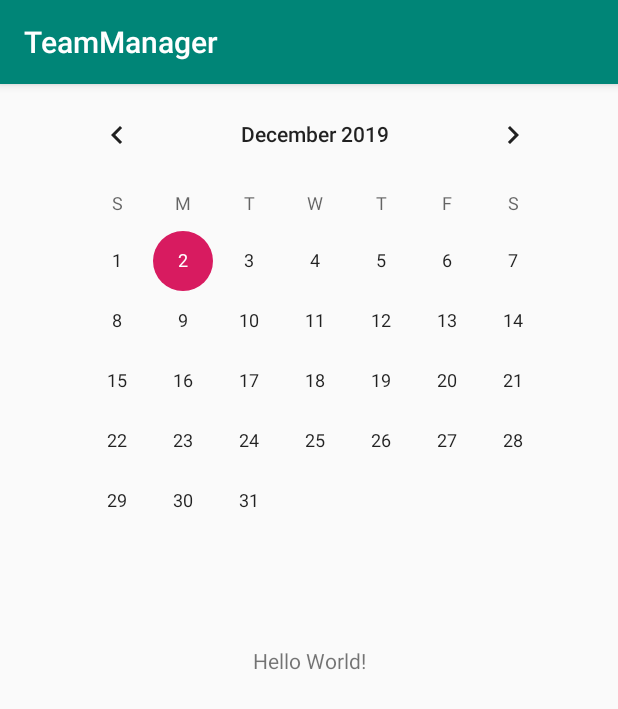
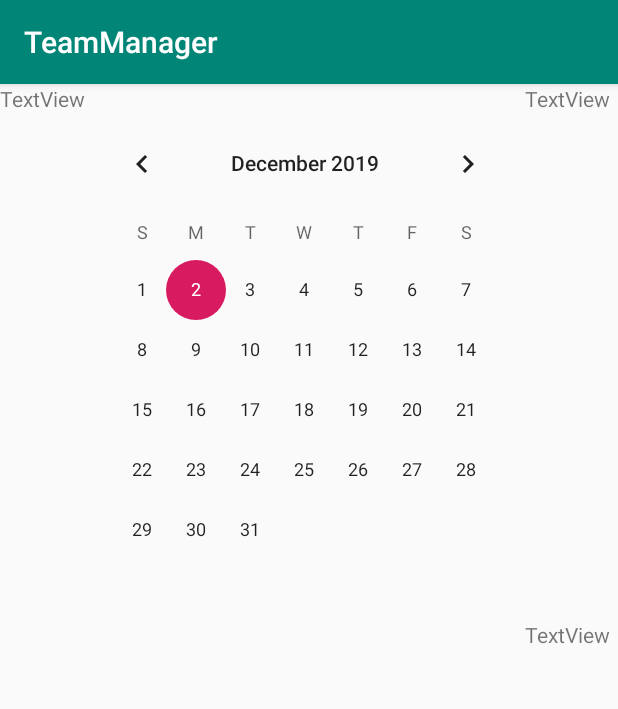
Before and after one commit to mkanegon/TeamManager, an Android app: the screen it shows after launch (MainActivity), on a phone screen of 412 x 824 dp. Shown: the top 709 px of the screen. Run offline under Robolectric (Android 15) with nearby library versions, the phone set to English and light mode, and no system bars.

Commit message:
本日の進捗
TeableLayoutうまくいってないので要勉強

```diff
--- a/app/src/main/res/layout/activity_main.xml
+++ b/app/src/main/res/layout/activity_main.xml
@@ -1,27 +1,83 @@
 <?xml version="1.0" encoding="utf-8"?>
-<androidx.constraintlayout.widget.ConstraintLayout xmlns:android="http://schemas.android.com/apk/res/android"
+<TableLayout xmlns:android="http://schemas.android.com/apk/res/android"
     xmlns:app="http://schemas.android.com/apk/res-auto"
     xmlns:tools="http://schemas.android.com/tools"
+    android:id="@+id/rute"
+    style="@style/TableLayout"
     android:layout_width="match_parent"
-    android:layout_height="match_parent"
-    tools:context=".MainActivity">
+    android:visibility="visible"
+    tools:context=".MainActivity" >
 
-    <TextView
-        android:layout_width="wrap_content"
+    <TableRow
+        android:id="@+id/header"
+        android:layout_width="match_parent"
+        android:layout_height="match_parent">
+
+        <TextView
+            android:id="@+id/Application_name"
+            android:layout_width="wrap_content"
+            android:layout_height="wrap_content"
+            android:layout_column="0"
+            android:text="@string/textview" />
+
+        <Space
+            android:layout_width="wrap_content"
+            android:layout_height="wrap_content" />
+
+        <TextView
+            android:id="@+id/user"
+            android:layout_width="wrap_content"
+            android:layout_height="wrap_content"
+            android:layout_column="2"
+            android:text="@string/textview" />
+    </TableRow>
+
+    <TableRow
+        android:id="@+id/body_date"
+        android:layout_width="match_parent"
         android:layout_height="wrap_content"
-        android:text="Hello World!"
-        app:layout_constraintBottom_toBottomOf="parent"
-        app:layout_constraintLeft_toLeftOf="parent"
-        app:layout_constraintRight_toRightOf="parent"
-        app:layout_constraintTop_toTopOf="parent" />
+        android:orientation="vertical">
 
-    <CalendarView
-        android:id="@+id/calendarView"
-        android:layout_width="wrap_content"
-        android:layout_height="wrap_content"
-        android:layout_marginEnd="28dp"
-        android:layout_marginRight="28dp"
-        app:layout_constraintEnd_toEndOf="parent"
-        tools:layout_editor_absoluteY="48dp" />
+        <Space
+            android:layout_width="wrap_content"
+            android:layout_height="wrap_content" />
 
-</androidx.constraintlayout.widget.ConstraintLayout>
+        <CalendarView
+            android:id="@+id/calender"
+            android:layout_width="293dp"
+            android:layout_height="wrap_content"
+            android:layout_column="1"
+            android:baselineAligned="false" />
+
+        <Space
+            android:layout_width="wrap_content"
+            android:layout_height="wrap_content"
+            android:layout_column="2" />
+    </TableRow>
+
+    <TableRow
+        android:id="@+id/body_main"
+        android:layout_width="match_parent"
+        android:layout_height="match_parent" />
+
+    <TableRow
+        android:id="@+id/footer"
+        android:layout_width="match_parent"
+        android:layout_height="match_parent" >
+
+        <Space
+            android:layout_width="wrap_content"
+            android:layout_height="wrap_content" />
+
+        <Space
+            android:layout_width="wrap_content"
+            android:layout_height="wrap_content" />
+
+        <TextView
+            android:id="@+id/abc"
+            android:layout_width="wrap_content"
+            android:layout_height="wrap_content"
+            android:layout_column="1"
+            android:text="@string/textview" />
+    </TableRow>
+</TableLayout>
--- a/app/src/main/res/values/strings.xml
+++ b/app/src/main/res/values/strings.xml
@@ -1,3 +1,6 @@
 <resources>
     <string name="app_name">TeamManager</string>
+    <string name="textview">TextView</string>
+    <string name="textview">TextView</string>
+    <string name="textview">TextView</string>
 </resources>
--- a/app/src/main/res/values/styles.xml
+++ b/app/src/main/res/values/styles.xml
@@ -8,4 +8,9 @@
         <item name="colorAccent">@color/colorAccent</item>
     </style>
 
+    <style name="TableLayout">
+        <item name="android:layout_width">match_parent</item>
+        <item name="android:layout_height">match_parent</item>
+    </style>
+
 </resources>
```
